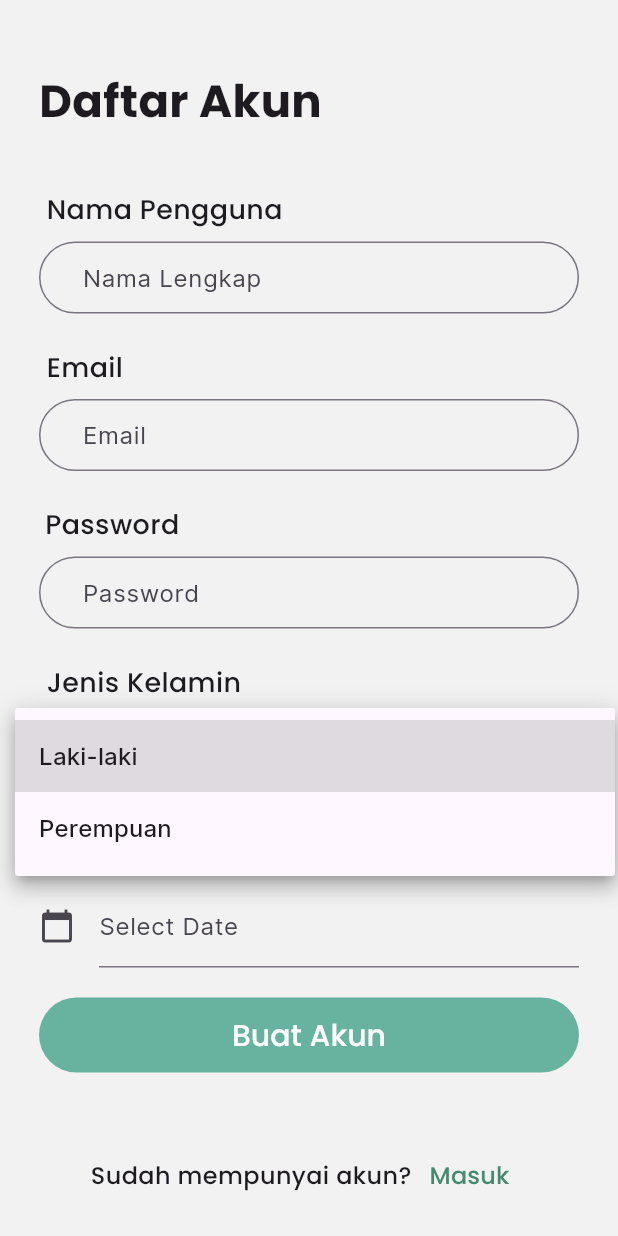
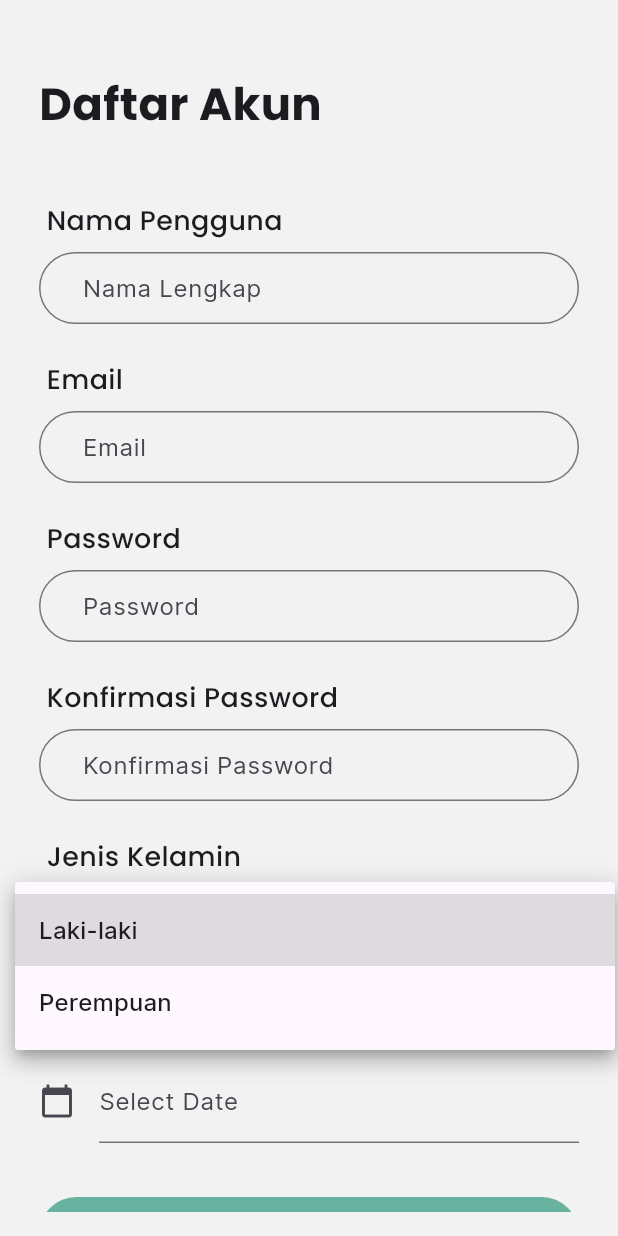
Before and after one commit to afikque23/Mental_Health_App, a Flutter app: the RegisterPage screen opened directly, after a tap on "Laki-laki", on a phone screen of 412 x 824 dp. Run offline on Flutter 3.47's test engine with Material 3 defaults, Android fonts, the phone set to English and light mode, and no system bars; our stand-ins replace flutter_bloc, flutter_svg, hydrated_bloc, introduction_screen; network calls fail; project files that could hold a hidden picture were left out.

Commit message:
menambahkan scroll pada registerpage, dan mengembalikan konfirmasipassword

```diff
--- a/lib/presentation/login/pages/login_page.dart
+++ b/lib/presentation/login/pages/login_page.dart
@@ -127,7 +127,7 @@ class LoginPage extends StatelessWidget {
                         context,
                         MaterialPageRoute(
                           builder: (
-                            context) => RegisterPage(
+                            context) => const RegisterPage(
                           )
                         ),
                       );
--- a/lib/presentation/login/pages/register_page.dart
+++ b/lib/presentation/login/pages/register_page.dart
@@ -4,29 +4,35 @@ import 'package:mental_health_app/presentation/login/pages/login_page.dart';
 import 'package:intl/intl.dart';
 
 class RegisterPage extends StatefulWidget {
-  RegisterPage({super.key});
+  const RegisterPage({super.key});
   @override
+  // ignore: library_private_types_in_public_api
   _RegisterPageState createState() => _RegisterPageState();
 }
 
 class _RegisterPageState extends State<RegisterPage> {
   String? _selectedGender;
+  final _dateController = TextEditingController();
+
   @override
-  void initState(){
+  void initState() {
     super.initState();
     _selectedGender = 'Laki-laki';
   }
-  final _dateController = TextEditingController();
+
   @override
   Widget build(BuildContext context) {
     return Scaffold(
       body: SafeArea(
         child: Padding(
           padding: const EdgeInsets.all(16.0),
-          child: Column(
+          child: ListView.builder(
+            itemCount: 1,
+            itemBuilder: (context, index) {
+              return Column(
                 crossAxisAlignment: CrossAxisAlignment.stretch,
                 children: [
-              const SizedBox(height: 30),
+                  const SizedBox(height: 32),
                   const Padding(
                     padding: EdgeInsets.symmetric(horizontal: 10),
                     child: Text(
@@ -38,30 +44,8 @@ class _RegisterPageState extends State<RegisterPage> {
                       ),
                     ),
                   ),
-              const SizedBox(height: 30),
-              const Padding(
-                padding: EdgeInsets.symmetric(horizontal: 15, vertical: 8),
-                child: Text(
-                  "Nama Pengguna",
-                  style: TextStyle(
-                      fontFamily: 'Poppins',
-                      fontWeight: FontWeight.w500,
-                      fontSize: 18),
-                ),
-              ),
-              Padding(
-                padding: const EdgeInsets.symmetric(horizontal: 10),
-                child: TextField(
-                  decoration: InputDecoration(
-                    labelText: 'Nama Lengkap',
-                    contentPadding: const EdgeInsets.symmetric(horizontal: 25),
-                    border: OutlineInputBorder(
-                      borderRadius: BorderRadius.circular(35),
-                    ),
-                  ),
-                ),
-              ),
-              const SizedBox(height: 15),
+                  const SizedBox(height: 35),
+                  _buildInputField("Nama Pengguna", "Nama Lengkap"),
                   const Padding(
                 padding: EdgeInsets.symmetric(horizontal: 15, vertical: 8),
                 child: Text(
@@ -85,23 +69,45 @@ class _RegisterPageState extends State<RegisterPage> {
                   ),
                 ),
               ),
-              const SizedBox(height: 15),
-              const Padding(
-                padding: EdgeInsets.symmetric(horizontal: 14, vertical: 8),
+              const SizedBox(height: 16),
+                  _buildInputField("Password", "Password", isPassword: true),
+                  _buildInputField("Konfirmasi Password", "Konfirmasi Password", isPassword: true),
+                  _buildGenderDropdown(),
+                  _buildDatePicker(),
+                  const SizedBox(height: 20),
+                  _buildRegisterButton(),
+                  const SizedBox(height: 16),
+                  _buildLoginPrompt(),
+                ],
+              );
+            },
+          ),
+        ),
+      ),
+    );
+  }
+
+  Widget _buildInputField(String label, String hintText, {bool isPassword = false}) {
+    return Column(
+      crossAxisAlignment: CrossAxisAlignment.start,
+      children: [
+        Padding(
+          padding: const EdgeInsets.symmetric(horizontal: 15, vertical: 8),
           child: Text(
-                  "Password",
-                  style: TextStyle(
+            label,
+            style: const TextStyle(
               fontFamily: 'Poppins',
               fontWeight: FontWeight.w500,
-                      fontSize: 18),
+              fontSize: 18,
+            ),
           ),
         ),
         Padding(
           padding: const EdgeInsets.symmetric(horizontal: 10),
           child: TextField(
-                  obscureText: true,
+            obscureText: isPassword,
             decoration: InputDecoration(
-                    labelText: 'Password',
+              labelText: hintText,
               contentPadding: const EdgeInsets.symmetric(horizontal: 25),
               border: OutlineInputBorder(
                 borderRadius: BorderRadius.circular(35),
@@ -109,31 +115,15 @@ class _RegisterPageState extends State<RegisterPage> {
             ),
           ),
         ),
-              // const SizedBox(height: 15),
-              // const Padding(
-              //   padding: EdgeInsets.symmetric(horizontal: 14, vertical: 8),
-              //   child: Text(
-              //     "Konfirmasi Password",
-              //     style: TextStyle(
-              //         fontFamily: 'Poppins',
-              //         fontWeight: FontWeight.w500,
-              //         fontSize: 18),
-              //   ),
-              // ),
-              // Padding(
-              //   padding: const EdgeInsets.symmetric(horizontal: 10),
-              //   child: TextField(
-              //     obscureText: true,
-              //     decoration: InputDecoration(
-              //       labelText: 'Konfirmasi Password',
-              //       contentPadding: const EdgeInsets.symmetric(horizontal: 25),
-              //       border: OutlineInputBorder(
-              //         borderRadius: BorderRadius.circular(35),
-              //       ),
-              //     ),
-              //   ),
-              // ),
-              const SizedBox(height: 15),
+        const SizedBox(height: 16),
+      ],
+    );
+  }
+
+  Widget _buildGenderDropdown() {
+    return Column(
+      crossAxisAlignment: CrossAxisAlignment.start,
+      children: [
         const Padding(
           padding: EdgeInsets.symmetric(horizontal: 15, vertical: 8),
           child: Text(
@@ -141,7 +131,8 @@ class _RegisterPageState extends State<RegisterPage> {
             style: TextStyle(
               fontFamily: 'Poppins',
               fontWeight: FontWeight.w500,
-                      fontSize: 18),
+              fontSize: 18,
+            ),
           ),
         ),
         Padding(
@@ -165,7 +156,15 @@ class _RegisterPageState extends State<RegisterPage> {
             },
           ),
         ),
-              const SizedBox(height: 15),
+        const SizedBox(height: 16),
+      ],
+    );
+  }
+
+  Widget _buildDatePicker() {
+    return Column(
+      crossAxisAlignment: CrossAxisAlignment.start,
+      children: [
         const Padding(
           padding: EdgeInsets.symmetric(horizontal: 15, vertical: 8),
           child: Text(
@@ -173,7 +172,8 @@ class _RegisterPageState extends State<RegisterPage> {
             style: TextStyle(
               fontFamily: 'Poppins',
               fontWeight: FontWeight.w500,
-                      fontSize: 18),
+              fontSize: 18,
+            ),
           ),
         ),
         Padding(
@@ -185,16 +185,19 @@ class _RegisterPageState extends State<RegisterPage> {
               hintText: "yyyy-MM-dd",
               icon: Icon(Icons.calendar_today),
             ),
-                  readOnly:
-                      true, // Agar TextField tidak bisa di-edit secara manual
+            readOnly: true,
             onTap: () async {
-                    await _selectDate(
-                        context); // Memanggil fungsi untuk memilih tanggal
+              await _selectDate(context);
             },
           ),
         ),
-              const SizedBox(height: 20),
-              Padding(
+        const SizedBox(height: 16),
+      ],
+    );
+  }
+
+  Widget _buildRegisterButton() {
+    return Padding(
       padding: const EdgeInsets.symmetric(horizontal: 10),
       child: ElevatedButton(
         onPressed: () {},
@@ -211,26 +214,15 @@ class _RegisterPageState extends State<RegisterPage> {
             color: Colors.white,
             fontFamily: 'Poppins',
             fontSize: 20,
-                        fontWeight: FontWeight.w500),
+            fontWeight: FontWeight.w500,
           ),
         ),
       ),
-              const SizedBox(height: 15),
-              // Center(
-              //   child: TextButton(
-              //     onPressed: () {},
-              //     child: const Text(
-              //       'Lupa password?',
-              //       style: TextStyle(
-              //           color: AppColors.lineColor,
-              //           fontSize: 16,
-              //           fontWeight: FontWeight.w500,
-              //           fontFamily: 'Poppins'),
-              //     ),
-              //   ),
-              // ),
-              const Spacer(),
-              Row(
+    );
+  }
+
+  Widget _buildLoginPrompt() {
+    return Row(
       mainAxisAlignment: MainAxisAlignment.center,
       children: [
         const Text(
@@ -238,14 +230,14 @@ class _RegisterPageState extends State<RegisterPage> {
           style: TextStyle(
             fontSize: 16,
             fontWeight: FontWeight.w500,
-                        fontFamily: 'Poppins'),
+            fontFamily: 'Poppins',
+          ),
         ),
         TextButton(
           onPressed: () {
             Navigator.push(
               context,
-                        MaterialPageRoute(
-                            builder: (context) => const LoginPage()),
+              MaterialPageRoute(builder: (context) => const LoginPage()),
             );
           },
           child: const Text(
@@ -254,15 +246,11 @@ class _RegisterPageState extends State<RegisterPage> {
               color: AppColors.lineColor,
               fontSize: 16,
               fontWeight: FontWeight.w500,
-                          fontFamily: 'Poppins'),
+              fontFamily: 'Poppins',
+            ),
           ),
         ),
       ],
-              ),
-            ],
-          ),
-        ),
-      ),
     );
   }
 
@@ -274,7 +262,9 @@ class _RegisterPageState extends State<RegisterPage> {
       lastDate: DateTime(2100),
     );
     if (picked != null) {
+      setState(() {
         _dateController.text = DateFormat('yyyy-MM-dd').format(picked);
+      });
     }
   }
 }
```
Lines whose indentation alone changed are shown as unchanged.
